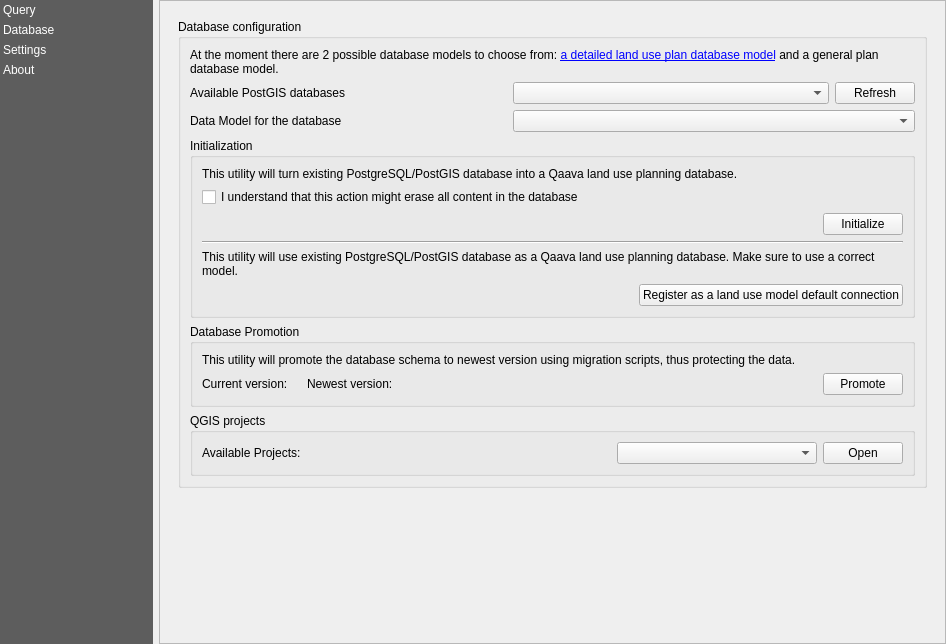
Qt form Qaava/resources/ui/main_dialog.ui (GispoCoding/qaava-qgis-plugin) before a commit.
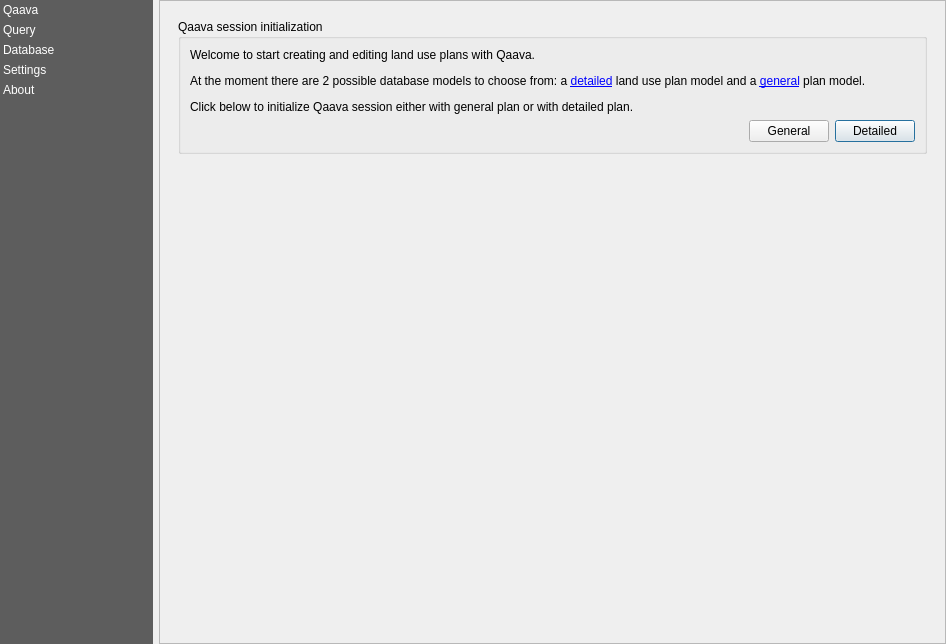
The same form after that commit. The open tabs and pages were chosen to show the change. Custom widgets are drawn as their Qt base class.

Commit message: #36: Add initial Qaava panel ui

Patch:
```diff
--- a/Qaava/resources/ui/main_dialog.ui
+++ b/Qaava/resources/ui/main_dialog.ui
@@ -83,6 +83,11 @@
      <property name="currentRow">
       <number>-1</number>
      </property>
+     <item>
+      <property name="text">
+       <string>Qaava</string>
+      </property>
+     </item>
      <item>
       <property name="text">
        <string>Query</string>
@@ -117,8 +122,8 @@
          <rect>
           <x>0</x>
           <y>0</y>
-          <width>783</width>
-          <height>640</height>
+          <width>769</width>
+          <height>654</height>
          </rect>
         </property>
         <property name="minimumSize">
@@ -131,8 +136,87 @@
          <item>
           <widget class="QStackedWidget" name="stacked_widget">
            <property name="currentIndex">
-            <number>1</number>
+            <number>2</number>
            </property>
+           <widget class="QWidget" name="qaava">
+            <layout class="QVBoxLayout" name="verticalLayout_22">
+             <item>
+              <widget class="QgsCollapsibleGroupBox" name="mGroupBox_6">
+               <property name="title">
+                <string>Qaava session initialization</string>
+               </property>
+               <layout class="QVBoxLayout" name="verticalLayout_11">
+                <item>
+                 <layout class="QVBoxLayout" name="verticalLayout_20">
+                  <item>
+                   <widget class="QLabel" name="label_12">
+                    <property name="text">
+                     <string>&lt;html&gt;&lt;head/&gt;&lt;body&gt;&lt;p&gt;Welcome to start creating and editing land
+                      use plans with Qaava. &lt;/p&gt;&lt;p&gt;At the moment there are 2 possible database models to
+                      choose from: a &lt;a href=&quot;https://github.com/GispoCoding/qaava/tree/master/asemakaavan-tietomalli&quot;&gt;&lt;span
+                      style=&quot; text-decoration: underline; color:#0000ff;&quot;&gt;detailed&lt;/span&gt;&lt;/a&gt;
+                      land use plan model and a &lt;a href=&quot;https://github.com/GispoCoding/qaava/tree/master/asemakaavan-tietomalli&quot;&gt;&lt;span
+                      style=&quot; text-decoration: underline; color:#0000ff;&quot;&gt;general&lt;/span&gt;&lt;/a&gt;
+                      plan model. &lt;/p&gt;&lt;p&gt;Click below to initialize Qaava session either with general plan or
+                      with detailed plan.&lt;/p&gt;&lt;/body&gt;&lt;/html&gt;
+                     </string>
+                    </property>
+                    <property name="wordWrap">
+                     <bool>true</bool>
+                    </property>
+                   </widget>
+                  </item>
+                  <item>
+                   <layout class="QGridLayout" name="gridLayout_9">
+                    <item row="0" column="2">
+                     <widget class="QPushButton" name="btn_qaava_detailed">
+                      <property name="text">
+                       <string>Detailed</string>
+                      </property>
+                     </widget>
+                    </item>
+                    <item row="0" column="1">
+                     <widget class="QPushButton" name="btn_qaava_general">
+                      <property name="text">
+                       <string>General</string>
+                      </property>
+                     </widget>
+                    </item>
+                    <item row="0" column="0">
+                     <spacer name="horizontalSpacer_7">
+                      <property name="orientation">
+                       <enum>Qt::Horizontal</enum>
+                      </property>
+                      <property name="sizeHint" stdset="0">
+                       <size>
+                        <width>40</width>
+                        <height>20</height>
+                       </size>
+                      </property>
+                     </spacer>
+                    </item>
+                   </layout>
+                  </item>
+                 </layout>
+                </item>
+               </layout>
+              </widget>
+             </item>
+             <item>
+              <spacer name="verticalSpacer_5">
+               <property name="orientation">
+                <enum>Qt::Vertical</enum>
+               </property>
+               <property name="sizeHint" stdset="0">
+                <size>
+                 <width>20</width>
+                 <height>40</height>
+                </size>
+               </property>
+              </spacer>
+             </item>
+            </layout>
+           </widget>
            <widget class="QWidget" name="query">
             <layout class="QVBoxLayout" name="verticalLayout_14">
              <item>
@@ -603,23 +687,40 @@
                   </layout>
                  </widget>
                 </item>
+               </layout>
+              </widget>
+             </item>
                 <item>
-                 <widget class="QgsCollapsibleGroupBox" name="mGroupBox_2">
+              <widget class="QgsCollapsibleGroupBox" name="mGroupBox_8">
                   <property name="title">
                    <string>QGIS projects</string>
                   </property>
-                  <layout class="QVBoxLayout" name="verticalLayout_11">
+               <layout class="QVBoxLayout" name="verticalLayout_23">
                    <item>
-                    <layout class="QHBoxLayout" name="horizontalLayout_5">
+                 <layout class="QVBoxLayout" name="verticalLayout_24">
                      <item>
-                      <widget class="QLabel" name="label_2">
+                   <widget class="QLabel" name="label_14">
+                    <property name="text">
+                     <string>&lt;html&gt;&lt;head/&gt;&lt;body&gt;&lt;p&gt;Open any of the projects initialized in
+                      database&lt;/p&gt;&lt;/body&gt;&lt;/html&gt;
+                     </string>
+                    </property>
+                    <property name="wordWrap">
+                     <bool>true</bool>
+                    </property>
+                   </widget>
+                  </item>
+                  <item>
+                   <layout class="QHBoxLayout" name="horizontalLayout_10">
+                    <item>
+                     <widget class="QLabel" name="label_15">
                        <property name="text">
                         <string>Available Projects:</string>
                        </property>
                       </widget>
                      </item>
                      <item>
-                      <spacer name="horizontalSpacer_3">
+                     <spacer name="horizontalSpacer_8">
                        <property name="orientation">
                         <enum>Qt::Horizontal</enum>
                        </property>
@@ -651,7 +752,6 @@
                     </layout>
                    </item>
                   </layout>
-                 </widget>
                 </item>
                </layout>
               </widget>
```
Lines whose indentation alone changed are shown as unchanged.
